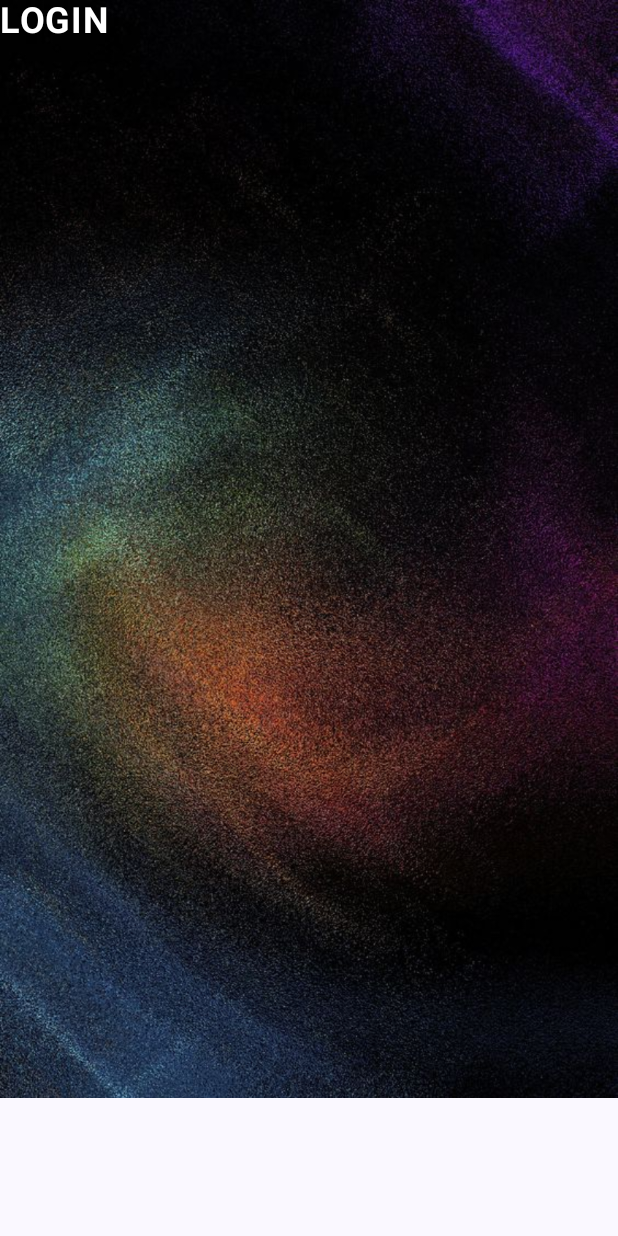
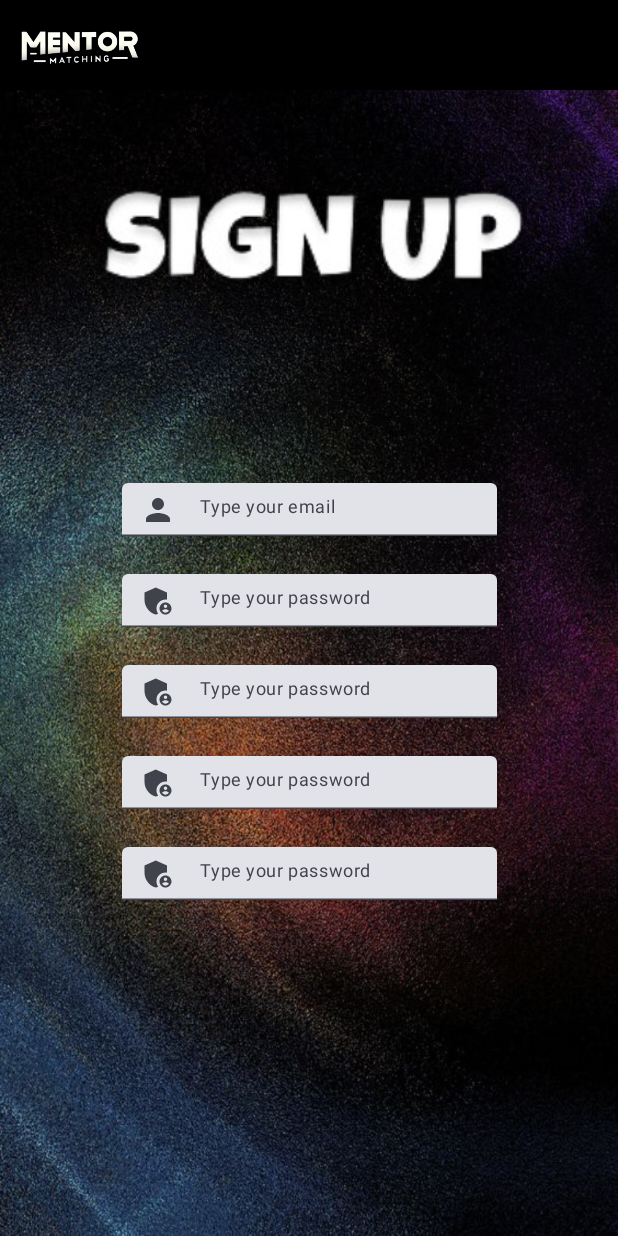
Before and after one commit to Emersonl33/MentorMatching, an Android app built with Jetpack Compose: the screen it shows after launch (MainActivity), after a tap on "Click here to signUp!", on a phone screen of 412 x 824 dp. Run offline under Robolectric (Android 15) with nearby library versions, the phone set to English and light mode, and no system bars.

Commit message:
Links entre as telas

```diff
--- a/app/src/main/java/com/example/mentormatching/screens/HomePageScreen.kt
+++ b/app/src/main/java/com/example/mentormatching/screens/HomePageScreen.kt
@@ -43,7 +43,7 @@ import com.example.mentormatching.R
             Column(
             ) {
 
-                // header
+                // logo
                 Column(
                     horizontalAlignment = Alignment.CenterHorizontally,
                     modifier = Modifier
@@ -64,7 +64,7 @@ import com.example.mentormatching.R
                 horizontalAlignment = Alignment.CenterHorizontally,
                 modifier = Modifier
                     .fillMaxWidth()
-                    .height(450.dp)
+                    .height(500.dp)
             )
             {
 
@@ -89,7 +89,7 @@ import com.example.mentormatching.R
                     }
 
                 )
-                Spacer(modifier = Modifier.height(15.dp))
+                Spacer(modifier = Modifier.height(25.dp))
 
                 TextField(
                     modifier = Modifier
--- a/app/src/main/java/com/example/mentormatching/screens/SignUpScreen.kt
+++ b/app/src/main/java/com/example/mentormatching/screens/SignUpScreen.kt
@@ -1,39 +1,201 @@
 package com.example.mentormatching.screens
 
 import androidx.compose.foundation.Image
+import androidx.compose.foundation.background
+import androidx.compose.foundation.clickable
+import androidx.compose.foundation.layout.Arrangement
 import androidx.compose.foundation.layout.Box
 import androidx.compose.foundation.layout.Column
+import androidx.compose.foundation.layout.Spacer
+import androidx.compose.foundation.layout.fillMaxHeight
 import androidx.compose.foundation.layout.fillMaxSize
+import androidx.compose.foundation.layout.fillMaxWidth
+import androidx.compose.foundation.layout.height
+import androidx.compose.foundation.layout.size
+import androidx.compose.foundation.layout.width
+import androidx.compose.material3.Icon
 import androidx.compose.material3.Text
+import androidx.compose.material3.TextField
 import androidx.compose.runtime.Composable
+import androidx.compose.ui.Alignment
 import androidx.compose.ui.Modifier
 import androidx.compose.ui.graphics.Color
+import androidx.compose.ui.layout.ContentScale
 import androidx.compose.ui.res.painterResource
-import androidx.compose.ui.text.font.FontWeight
-import androidx.compose.ui.unit.sp
+import androidx.compose.ui.unit.dp
 import androidx.navigation.NavController
 import com.example.mentormatching.R
+import com.example.mentormatching.R.drawable.signup
 
 @Composable
     fun SignUpScreen(navController: NavController) {
     Box(
         modifier = Modifier
-            .fillMaxSize(),
+            .fillMaxSize()
     ) {
         Image(
             painter = painterResource(id = R.drawable.backgroundmain),
-            contentDescription = null
+            contentDescription = null,
+            modifier = Modifier.fillMaxSize(),
+            contentScale = ContentScale.FillBounds,
+            alignment = Alignment.BottomCenter
         )
+
+        //Menu superior
         Column(
-            modifier = Modifier.fillMaxSize()
+            verticalArrangement = Arrangement.Top,
+            modifier = Modifier
+                .background(color = Color.Black)
+                .fillMaxWidth()
+                .height(60.dp)
+            )
+            {
+                Image(painter = painterResource(id = R.drawable.logo),
+                    contentDescription = "Main",
+                    modifier = Modifier
+                        .size(110.dp)
+                        .clickable {
+                        navController.navigate("login")
+                    }
+                )
+            }
+
+            // logo
+            Column(
+                horizontalAlignment = Alignment.CenterHorizontally,
+                modifier = Modifier
+                    .fillMaxHeight()
+                    .fillMaxWidth()
+
+            ) {
+                Image(
+                    painter = painterResource(id = signup),
+                    contentDescription = null,
+                    modifier = Modifier.size(320.dp)
+                )
+            }
+
+
+        //Formulário
+        Column(
+            verticalArrangement = Arrangement.Bottom,
+            horizontalAlignment = Alignment.CenterHorizontally,
+            modifier = Modifier
+                .fillMaxWidth()
+                .height(600.dp)
         )
         {
-            Text(
-                text = "LOGIN",
-                fontSize = 24.sp,
-                fontWeight = FontWeight.Bold,
-                color = Color.White
+
+            TextField(
+                modifier = Modifier
+                    .width(250.dp)
+                    .height(35.dp),
+
+                value = " ", //Usado para Mostrar o texto dentro da cx
+                onValueChange = { }, // Assim que o valor muda a ação é disparada
+                label = {
+                    Text(text = ("Type your email"))
+                },
+                placeholder = {
+                    Text(text = "Login")
+                },
+                leadingIcon = {
+                    Icon(
+                        painter = painterResource(id = R.drawable.person_24),
+                        contentDescription = "Ícone de login"
+                    ) //necessário para configurações de acessibilidade
+                }
+
+            )
+            Spacer(modifier = Modifier.height(25.dp))
+
+            TextField(
+                modifier = Modifier
+                    .width(250.dp)
+                    .height(35.dp),
+                value = " ",
+                onValueChange = { },
+                label = {
+                    Text(text = ("Type your password"))
+                },
+                placeholder = {
+                    Text(text = "Password")
+                },
+                leadingIcon = {
+                    Icon(
+                        painterResource(id = R.drawable.baseline_admin_panel_settings_24),
+                        contentDescription = "Ícone de password"
+                    )
+                }
+
+            )
+            Spacer(modifier = Modifier.height(25.dp))
+
+            TextField(
+                modifier = Modifier
+                    .width(250.dp)
+                    .height(35.dp),
+                value = " ",
+                onValueChange = { },
+                label = {
+                    Text(text = ("Type your password"))
+                },
+                placeholder = {
+                    Text(text = "Password")
+                },
+                leadingIcon = {
+                    Icon(
+                        painterResource(id = R.drawable.baseline_admin_panel_settings_24),
+                        contentDescription = "Ícone de password"
+                    )
+                }
+
+            )
+            Spacer(modifier = Modifier.height(25.dp))
+
+            TextField(
+                modifier = Modifier
+                    .width(250.dp)
+                    .height(35.dp),
+                value = " ",
+                onValueChange = { },
+                label = {
+                    Text(text = ("Type your password"))
+                },
+                placeholder = {
+                    Text(text = "Password")
+                },
+                leadingIcon = {
+                    Icon(
+                        painterResource(id = R.drawable.baseline_admin_panel_settings_24),
+                        contentDescription = "Ícone de password"
+                    )
+                }
+
+            )
+            Spacer(modifier = Modifier.height(25.dp))
+
+            TextField(
+                modifier = Modifier
+                    .width(250.dp)
+                    .height(35.dp),
+                value = " ",
+                onValueChange = { },
+                label = {
+                    Text(text = ("Type your password"))
+                },
+                placeholder = {
+                    Text(text = "Password")
+                },
+                leadingIcon = {
+                    Icon(
+                        painterResource(id = R.drawable.baseline_admin_panel_settings_24),
+                        contentDescription = "Ícone de password"
+                    )
+                }
             )
         }
+        //BTNS
+
     }
 }
```
Also changed, not shown: app/src/main/res/drawable/signup.png (added).
